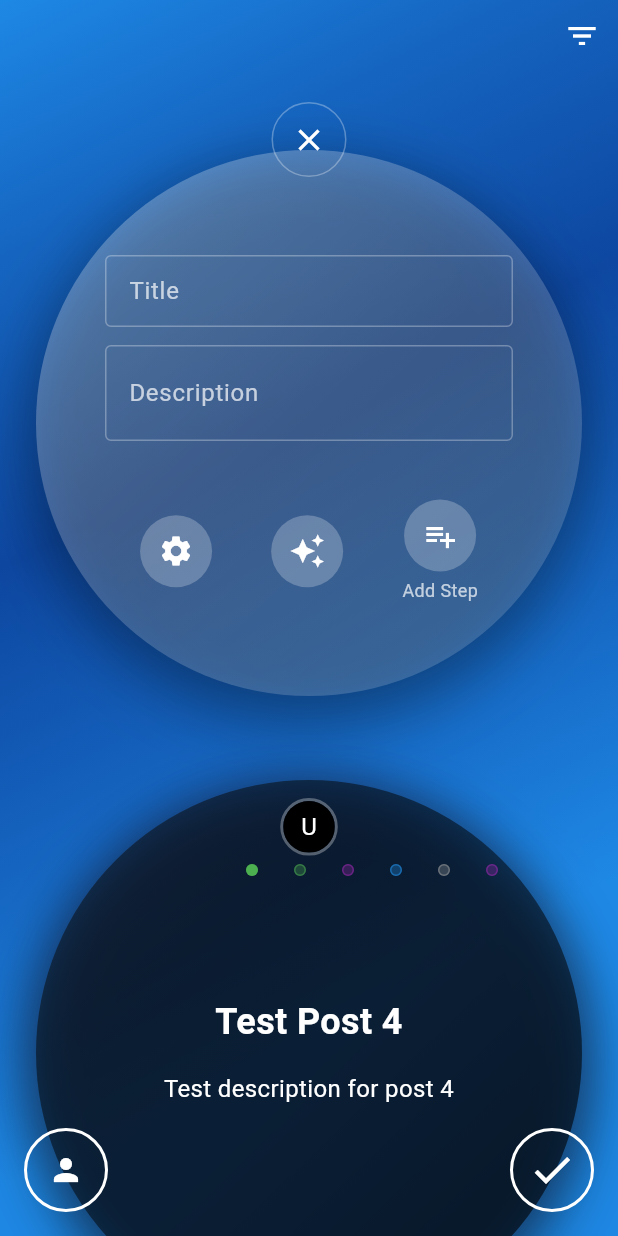
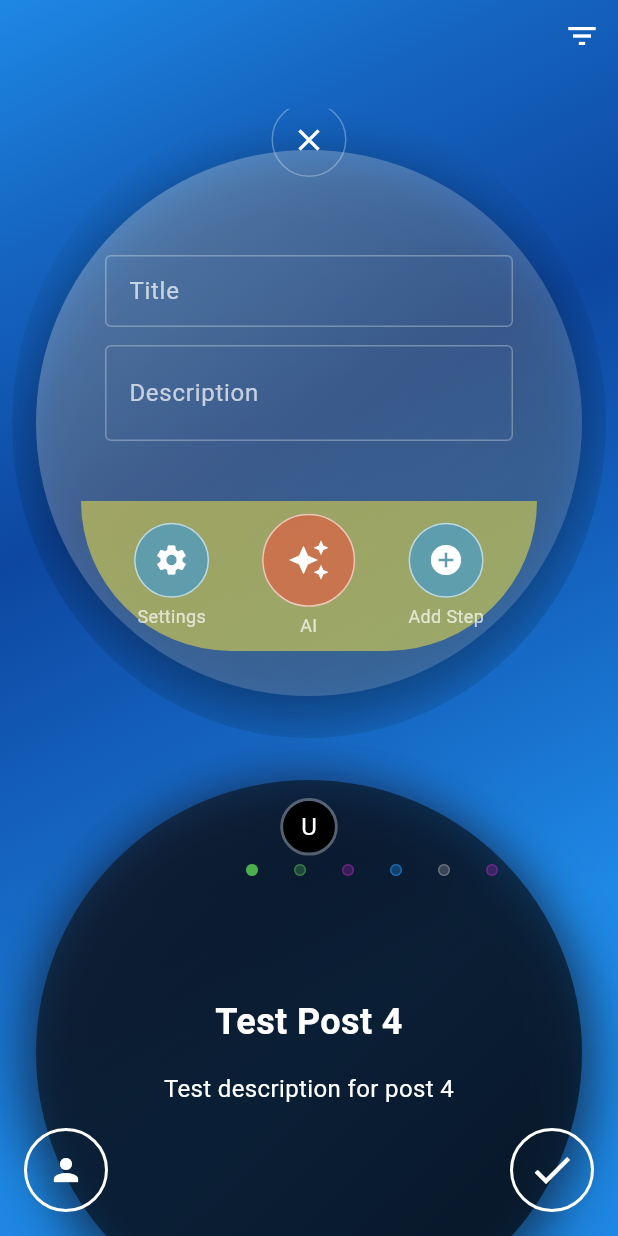
Before and after one commit to HonzaHerodek/teeem-8, a Flutter app: the screen it shows after launch, after a tap on "Login", after a tap on "Skip Login (Debug)", after a tap on the "add" icon, on a phone screen of 412 x 824 dp. Run offline on Flutter 3.47's test engine with Material 3 defaults, Android fonts, the phone set to English and light mode, and no system bars; our stand-ins replace bloc, cached_network_image, cloud_firestore, connectivity_plus, equatable, firebase_auth and 4 more; accounts and stored records are empty; network calls fail.

Commit message:
“yellow-area“

```diff
--- a/lib/presentation/widgets/post_creation/in_feed_post_creation.dart
+++ b/lib/presentation/widgets/post_creation/in_feed_post_creation.dart
@@ -8,10 +8,12 @@ import '../../../data/models/step_type_model.dart';
 import '../../bloc/auth/auth_bloc.dart';
 import './post_step_widget.dart';
 
+/// Controller for InFeedPostCreation widget.
 abstract class InFeedPostCreationController {
   Future<void> save();
 }
 
+/// Widget for creating a post in the feed.
 class InFeedPostCreation extends StatefulWidget {
   final VoidCallback onCancel;
   final Function(bool success) onComplete;
@@ -98,7 +100,7 @@ class InFeedPostCreationState extends State<InFeedPostCreation>
 
     // Navigate to the new step immediately
     _pageController.animateToPage(
-      1, // Always go to slide 2 (index 1)
+      _steps.length, // Go to the newly added step
       duration: const Duration(milliseconds: 300),
       curve: Curves.easeInOut,
     );
@@ -212,6 +214,13 @@ class InFeedPostCreationState extends State<InFeedPostCreation>
             .currentState!
             .hasSelectedStepType;
 
+    // Use the getter for _selectedStepType
+    final currentStepState =
+        (_steps[_currentPage - 1].key as GlobalKey<PostStepWidgetState>?)
+            ?.currentState;
+    final bool isStepTypeSelected =
+        currentStepState?.getSelectedStepType() != null;
+
     return Align(
       alignment: Alignment.topCenter,
       child: Padding(
@@ -226,7 +235,8 @@ class InFeedPostCreationState extends State<InFeedPostCreation>
             ),
             padding: const EdgeInsets.all(8),
             child: Icon(
-              showEditIcon ? Icons.edit : Icons.close,
+              // Use isStepTypeSelected for immediate update
+              isStepTypeSelected ? Icons.edit : Icons.close,
               color: Colors.white,
             ),
           ),
@@ -328,36 +338,48 @@ class InFeedPostCreationState extends State<InFeedPostCreation>
     required IconData icon,
     required VoidCallback onPressed,
     String? label,
+    bool isLarger = false,
   }) {
-    return Column(
+    return GestureDetector(
+      onTap: onPressed,
+      child: Column(
         mainAxisSize: MainAxisSize.min,
         children: [
           Container(
             decoration: BoxDecoration(
               shape: BoxShape.circle,
-            color: Colors.white24,
+              color: isLarger
+                  ? Colors.red.withOpacity(0.5)
+                  : Colors.blue
+                      .withOpacity(0.5), // Temporary colors for debugging
+              border: Border.all(
+                color: Colors.white.withOpacity(0.6),
+                width: 1,
               ),
-          child: IconButton(
-            icon: Icon(icon, color: Colors.white),
-            onPressed: _isLoading ? null : onPressed,
-            padding: const EdgeInsets.all(12),
+            ),
+            child: Padding(
+              padding: isLarger
+                  ? const EdgeInsets.all(16)
+                  : const EdgeInsets.all(12),
+              child: Icon(icon, color: Colors.white, size: isLarger ? 28 : 24),
             ),
           ),
           if (label != null) ...[
             const SizedBox(height: 4),
             Text(
               label,
-            style: const TextStyle(
-              color: Colors.white70,
+              style: TextStyle(
+                color: Colors.white.withOpacity(0.7),
                 fontSize: 12,
               ),
             ),
           ],
         ],
+      ),
     );
   }
 
-  Widget _buildFirstPage() {
+  Widget _buildFirstPage(double containerSize) {
     return Stack(
       children: [
         ListView(
@@ -422,13 +444,23 @@ class InFeedPostCreationState extends State<InFeedPostCreation>
                 return null;
               },
             ),
+            const SizedBox(height: 100),
           ],
         ),
-        // Action buttons always visible on first page
         Positioned(
-          bottom: 32,
+          bottom: 0,
           left: 0,
           right: 0,
+          child: Container(
+            height: 100,
+            decoration: BoxDecoration(
+              color: Colors.yellow.withOpacity(0.5),
+              borderRadius: BorderRadius.only(
+                bottomLeft: Radius.circular(containerSize * 0.5),
+                bottomRight: Radius.circular(containerSize * 0.5),
+              ),
+              // TODO: Correct the shape of the button area to place buttons along the bottom border of the circular post_creation frame.
+            ),
             child: Row(
               mainAxisAlignment: MainAxisAlignment.spaceEvenly,
               children: [
@@ -437,19 +469,34 @@ class InFeedPostCreationState extends State<InFeedPostCreation>
                   onPressed: () {
                     // TODO: Implement settings action
                   },
+                  label: 'Settings',
                 ),
                 _buildActionButton(
                   icon: Icons.auto_awesome,
                   onPressed: () {
                     // TODO: Implement AI action
                   },
+                  label: 'AI',
+                  isLarger: true,
                 ),
                 _buildActionButton(
-                icon: Icons.playlist_add,
-                onPressed: _addStep,
-                label: 'Add Step',
+                  icon: _steps.isEmpty
+                      ? Icons.add_circle
+                      : Icons.format_list_numbered,
+                  onPressed: _steps.isEmpty
+                      ? _addStep
+                      : () {
+                          if (_currentPage < _steps.length) {
+                            _pageController.nextPage(
+                              duration: const Duration(milliseconds: 300),
+                              curve: Curves.easeInOut,
+                            );
+                          }
+                        },
+                  label: _steps.isEmpty ? 'Add Step' : 'Steps',
                 ),
               ],
+            ),
           ),
         ),
       ],
@@ -459,8 +506,8 @@ class InFeedPostCreationState extends State<InFeedPostCreation>
   @override
   Widget build(BuildContext context) {
     final size = MediaQuery.of(context).size.width - 32;
-
-    return Container(
+    return ClipOval(
+      child: Container(
         margin: const EdgeInsets.symmetric(vertical: 20.0, horizontal: 16.0),
         width: size,
         height: size,
@@ -491,10 +538,6 @@ class InFeedPostCreationState extends State<InFeedPostCreation>
             ),
           ],
         ),
-      child: Container(
-        decoration: const BoxDecoration(
-          shape: BoxShape.circle,
-        ),
         child: Stack(
           clipBehavior: Clip.none,
           children: [
@@ -512,7 +555,7 @@ class InFeedPostCreationState extends State<InFeedPostCreation>
                       });
                     },
                     children: [
-                      _buildFirstPage(),
+                      _buildFirstPage(size),
                       ..._steps.map((step) => Padding(
                             padding: const EdgeInsets.symmetric(horizontal: 16),
                             child: SingleChildScrollView(
@@ -558,7 +601,8 @@ class InFeedPostCreationState extends State<InFeedPostCreation>
                 top: 0,
                 bottom: 0,
                 child: Center(
-                  child: IconButton(
+                  child: _currentPage < _steps.length
+                      ? IconButton(
                           icon: const Icon(
                             Icons.arrow_forward_ios,
                             color: Colors.white70,
@@ -570,6 +614,15 @@ class InFeedPostCreationState extends State<InFeedPostCreation>
                                 curve: Curves.easeInOut,
                               );
                             }
+                          },
+                        )
+                      : IconButton(
+                          icon: const Icon(
+                            Icons.add,
+                            color: Colors.white70,
+                          ),
+                          onPressed: () {
+                            _addStep();
                           },
                         ),
                 ),
```
Also changed, not shown: lib/presentation/widgets/post_creation/post_step_widget.dart (+42 -1 lines). Lines whose indentation alone changed are shown as unchanged.
